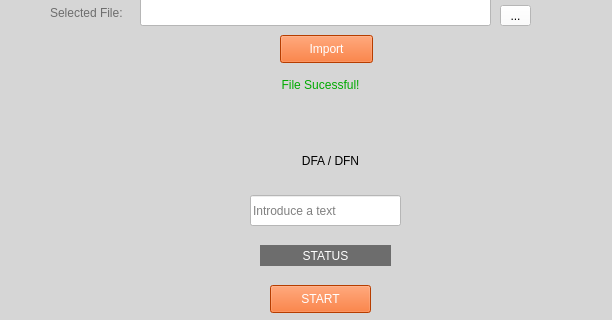
Qt form Views/main.ui (JuanChandoqui/DFA_AFN) before a commit; both pictures show x 0 to 612 and y 125 to 445 of the 612 by 527 pixel window.
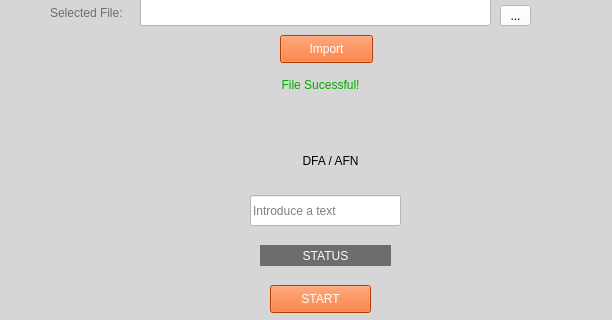
The same form after that commit.

Commit message: ignore a qt folder

Diff of the .ui file:
```diff
--- a/Views/main.ui
+++ b/Views/main.ui
@@ -154,7 +154,7 @@
      <string notr="true">font: 63 16pt &quot;Yu Gothic UI Semibold&quot;;</string>
     </property>
     <property name="text">
-     <string>DFA / DFN</string>
+     <string>DFA / AFN</string>
     </property>
     <property name="textFormat">
      <enum>Qt::AutoText</enum>
```
The commit also changes 1 other file.
